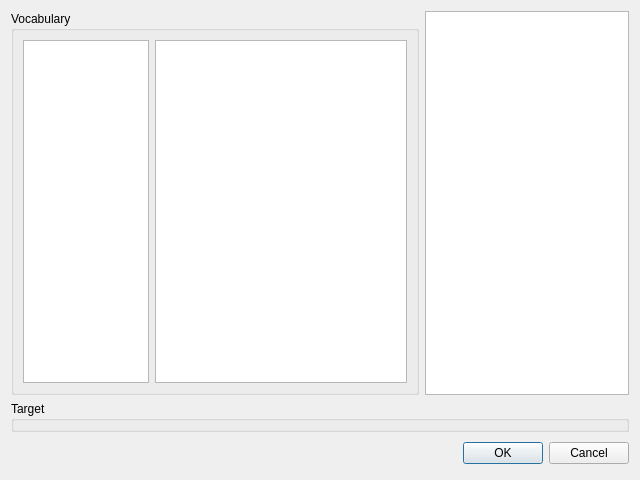
Qt form source/vocabularymanagerdialog/wordsexportdialog.ui (martin-kudlicka/vocabulary-master) before a commit.
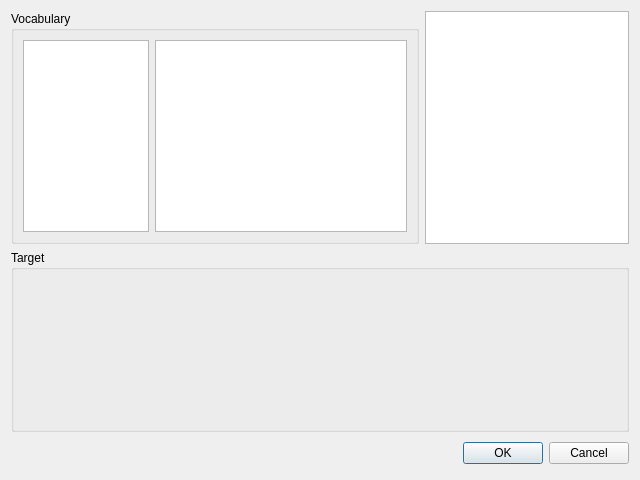
The same form after that commit.

Commit message: + create export plug-in user interface when selected

The edit to the form file:
```diff
--- a/source/vocabularymanagerdialog/wordsexportdialog.ui
+++ b/source/vocabularymanagerdialog/wordsexportdialog.ui
@@ -83,6 +83,14 @@
      <property name="title">
       <string>Target</string>
      </property>
+     <layout class="QVBoxLayout" name="verticalLayout_2">
+      <property name="margin">
+       <number>0</number>
+      </property>
+      <item>
+       <widget class="QStackedWidget" name="qswExpPlugins"/>
+      </item>
+     </layout>
     </widget>
    </item>
    <item>
```
The commit also changes 5 other files.
